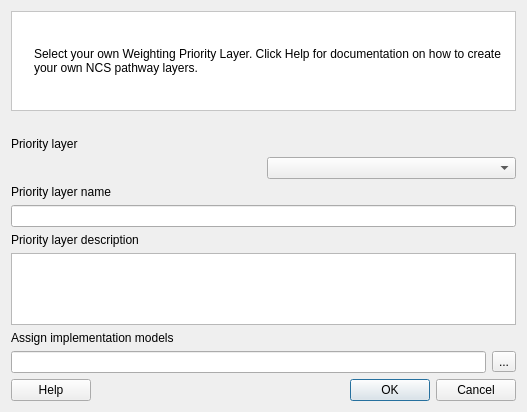
Above: src/cplus_plugin/ui/priority_layer_dialog.ui from ConservationInternational/cplus-plugin before the change. Below: the same form after it.
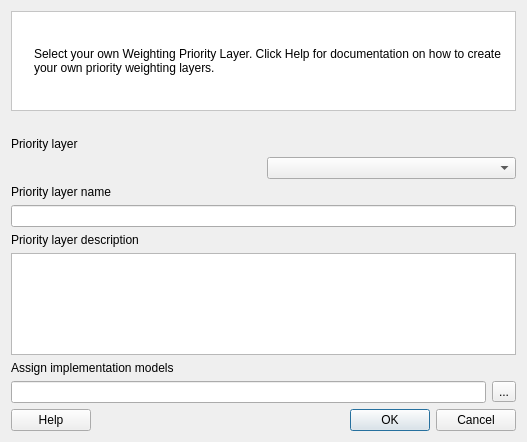
That is the form after the change. Icons and pictures are not drawn. Custom widgets are drawn as their Qt base class.

Commit message: updated the step 3 UI to include tree widget with drag and drop

Diff of the .ui file:
```diff
--- a/src/cplus_plugin/ui/priority_layer_dialog.ui
+++ b/src/cplus_plugin/ui/priority_layer_dialog.ui
@@ -7,7 +7,7 @@
     <x>0</x>
     <y>0</y>
     <width>527</width>
-    <height>412</height>
+    <height>442</height>
    </rect>
   </property>
   <property name="windowTitle">
@@ -81,7 +81,7 @@
          </sizepolicy>
         </property>
         <property name="text">
-         <string>&lt;html&gt;&lt;head/&gt;&lt;body&gt;&lt;p&gt;Select your own Weighting Priority Layer. Click Help for documentation on how to create your own NCS pathway layers.&lt;/p&gt;&lt;/body&gt;&lt;/html&gt;</string>
+         <string>&lt;html&gt;&lt;head/&gt;&lt;body&gt;&lt;p&gt;Select your own Weighting Priority Layer. Click Help for documentation on how to create your own priority weighting layers.&lt;/p&gt;&lt;/body&gt;&lt;/html&gt;</string>
         </property>
         <property name="scaledContents">
          <bool>false</bool>
```
Left out of the diff: 2 changed lines with no effect on the pictures. The commit also changes 3 other files.
